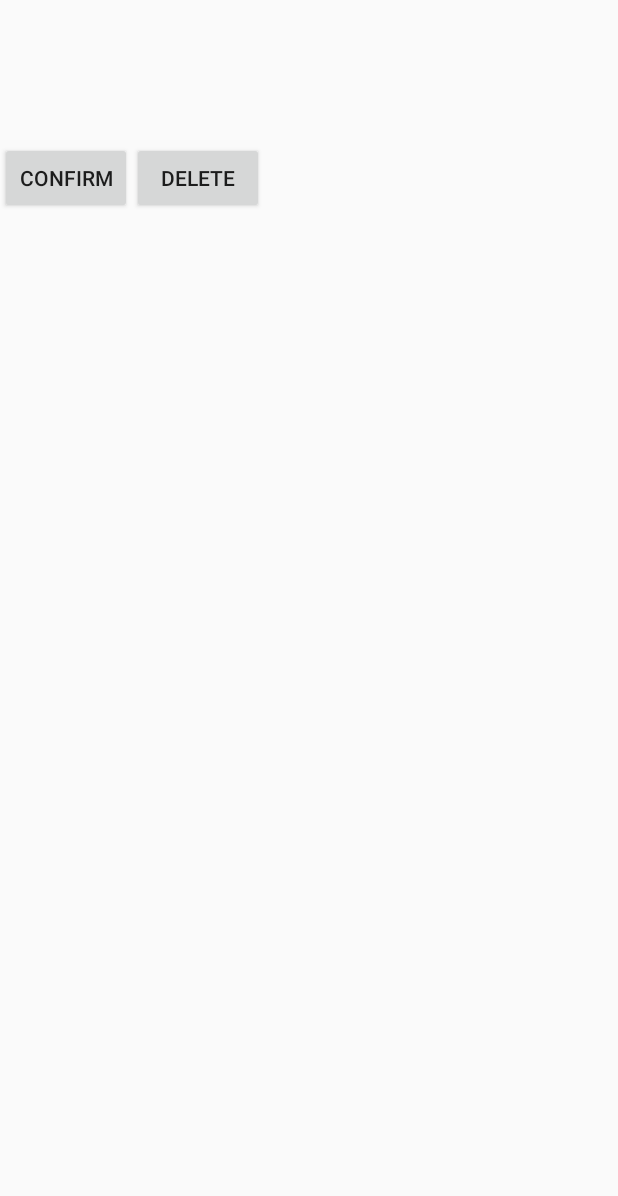
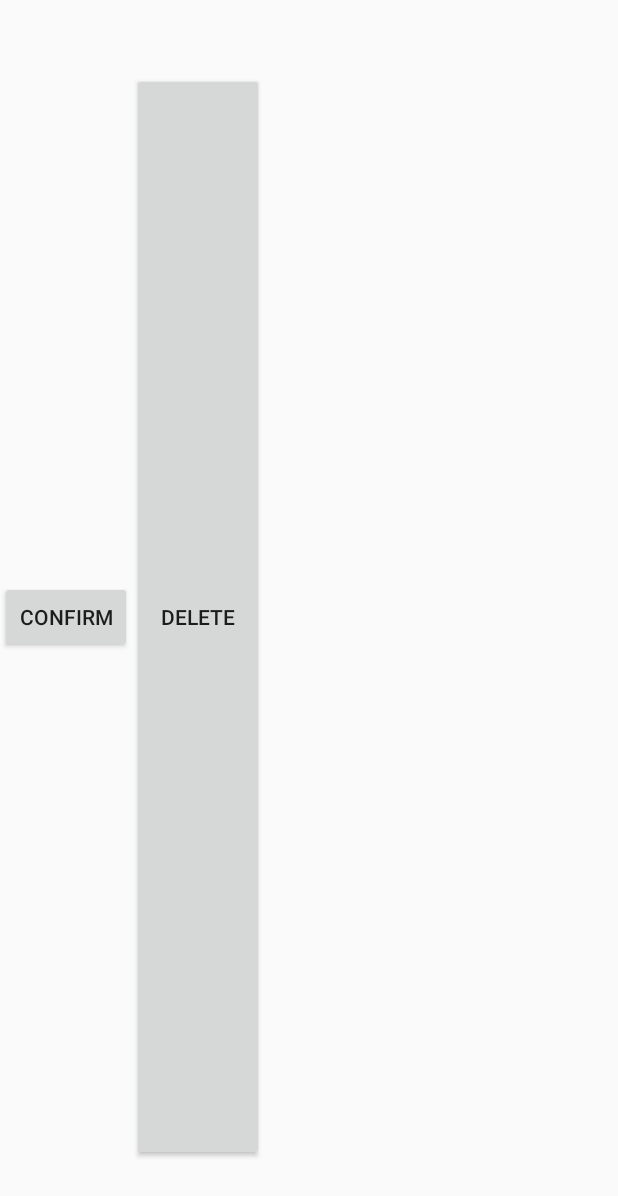
Before and after one commit to SLEEPWALKERG/QARobot, an Android app: the layout fragment_admin.xml on its own in the app's theme, with its tools: preview values and no code run, on a phone screen of 412 x 824 dp. Shown: the top 1196 px of the screen. Run offline under Robolectric (Android 15) with nearby library versions, the phone set to English and light mode, and no system bars.

```diff
--- a/app/src/main/res/layout/fragment_admin.xml
+++ b/app/src/main/res/layout/fragment_admin.xml
@@ -9,25 +9,31 @@
     <LinearLayout
         android:layout_width="match_parent"
         android:layout_height="match_parent"
+        android:layout_marginBottom="50dp"
+        android:orientation="vertical">
+        <LinearLayout
+            android:layout_width="wrap_content"
+            android:layout_height="wrap_content"
             android:orientation="vertical">
 
             <TextView
                 android:id="@+id/question"
                 android:layout_width="match_parent"
                 android:layout_height="wrap_content"
-            android:textSize="35dp" />
+                android:textSize="20dp" />
 
             <TextView
                 android:id="@+id/answer"
                 android:layout_width="match_parent"
                 android:layout_height="wrap_content"
-            android:textSize="35dp" />
+                android:textSize="15dp" />
+        </LinearLayout>
 
         <LinearLayout
             android:layout_width="match_parent"
-            android:layout_height="wrap_content"
-            android:gravity="bottom"
-            android:orientation="horizontal">
+            android:layout_height="0dp"
+            android:orientation="horizontal"
+            android:layout_weight="1">
 
             <Button
                 android:id="@+id/btn_confirm"
--- a/app/src/main/res/layout/fragment_qa.xml
+++ b/app/src/main/res/layout/fragment_qa.xml
@@ -10,6 +10,7 @@
     <LinearLayout
         android:layout_width="match_parent"
         android:layout_height="match_parent"
+        android:layout_marginBottom="50dp"
         android:orientation="vertical">
 
         <android.support.v7.widget.RecyclerView
@@ -20,8 +21,7 @@
 
         <LinearLayout
             android:layout_width="match_parent"
-            android:layout_height="wrap_content"
-            android:layout_gravity="bottom">
+            android:layout_height="wrap_content">
 
             <EditText
                 android:id="@+id/input_send"
```
Also changed, not shown: app/src/main/java/com/example/adam/qarobot/AdminFragment.java (+41 -57 lines), app/src/main/java/com/example/adam/qarobot/QAFragment.java (+13 -6 lines), app/src/main/res/layout/fragment_acount.xml (+8 -4 lines). Lines whose indentation alone changed are shown as unchanged.
